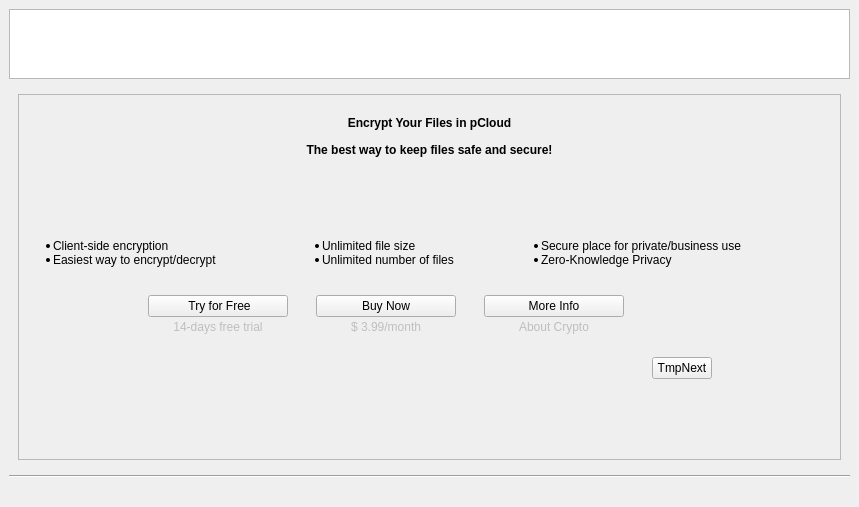
pcloudcom/psyncgui, file pcloudwindow.ui: the form before one commit.
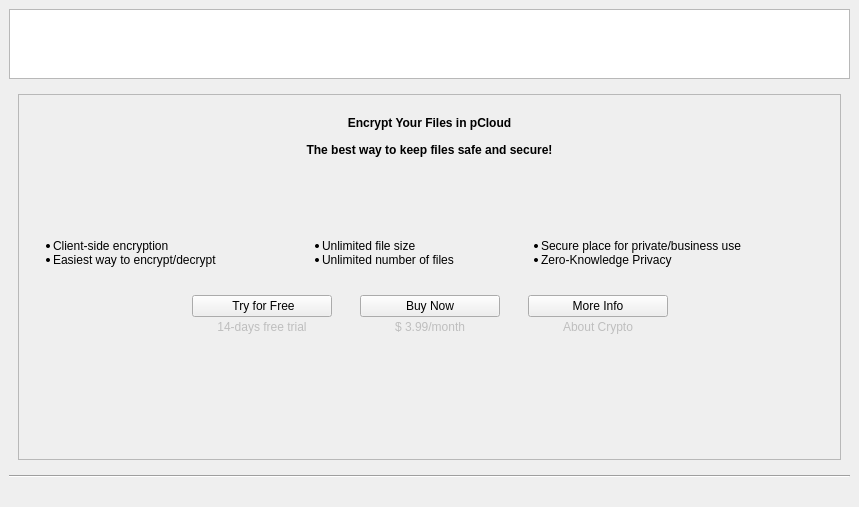
The form after the commit. The open tabs and pages were chosen to show the change. Icons and pictures are not drawn.

Patch:
```diff
--- a/pcloudwindow.ui
+++ b/pcloudwindow.ui
@@ -1389,19 +1389,6 @@
                    </item>
                   </layout>
                  </item>
-                 <item>
-                  <widget class="QPushButton" name="btnNextTest">
-                   <property name="maximumSize">
-                    <size>
-                     <width>60</width>
-                     <height>16777215</height>
-                    </size>
-                   </property>
-                   <property name="text">
-                    <string>TmpNext</string>
-                   </property>
-                  </widget>
-                 </item>
                  <item>
                   <spacer name="horizontalSpacer_22">
                    <property name="orientation">
```
Left out of the diff: 19 changed lines with no effect on the pictures.
